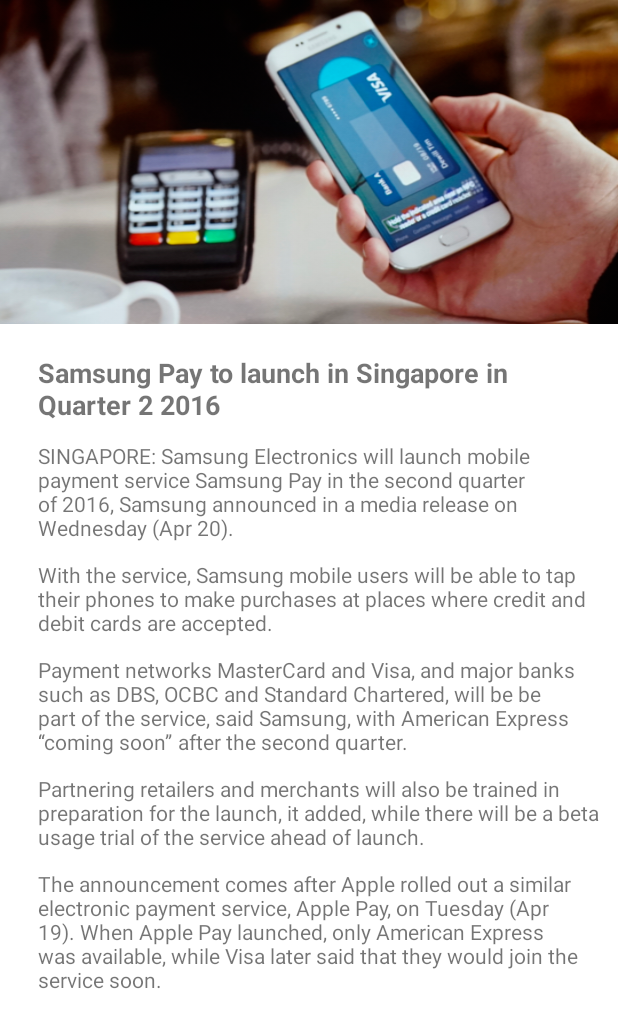
After one commit to akaiyuki/bnmghjkcv, an Android app: the layout fragment_blog_two.xml on its own in the app's theme, with its tools: preview values and no code run, on a phone screen of 412 x 824 dp. The commit adds this screen. Shown: the top 1028 px of the screen. Run offline under Robolectric (Android 15) with nearby library versions, the phone set to English and light mode, and no system bars.

Commit message:
added blog 2

```diff
--- a/BenzAndroid/app/src/main/java/com/av/benzandroid/models/fragments/BlogFragment.java
+++ b/BenzAndroid/app/src/main/java/com/av/benzandroid/models/fragments/BlogFragment.java
@@ -61,6 +61,13 @@ public class BlogFragment extends Fragment {
             }
         });
 
+        mTextBlog2.setOnClickListener(new View.OnClickListener() {
+            @Override
+            public void onClick(View view) {
+                BEngine.switchFragment((BaseActivity) getActivity(), new BlogTwoFragment(), MainActivity.INSTANCE.getFrameLayout());
+            }
+        });
+
 
         return view;
     }
--- /dev/null
+++ b/BenzAndroid/app/src/main/java/com/av/benzandroid/models/fragments/BlogTwoFragment.java
@@ -0,0 +1,30 @@
+package com.av.benzandroid.models.fragments;
+
+
+import android.os.Bundle;
+import android.support.v4.app.Fragment;
+import android.view.LayoutInflater;
+import android.view.View;
+import android.view.ViewGroup;
+
+import com.av.benzandroid.R;
+
+/**
+ * A simple {@link Fragment} subclass.
+ */
+public class BlogTwoFragment extends Fragment {
+
+
+    public BlogTwoFragment() {
+        // Required empty public constructor
+    }
+
+
+    @Override
+    public View onCreateView(LayoutInflater inflater, ViewGroup container,
+                             Bundle savedInstanceState) {
+        // Inflate the layout for this fragment
+        return inflater.inflate(R.layout.fragment_blog_two, container, false);
+    }
+
+}
--- /dev/null
+++ b/BenzAndroid/app/src/main/res/layout/fragment_blog_two.xml
@@ -0,0 +1,85 @@
+<ScrollView xmlns:android="http://schemas.android.com/apk/res/android"
+    xmlns:tools="http://schemas.android.com/tools"
+    android:layout_width="match_parent"
+    android:layout_height="match_parent"
+    android:background="@color/colorAccent"
+    tools:context="com.av.benzandroid.models.fragments.BlogTwoFragment">
+
+
+    <LinearLayout
+        android:layout_width="match_parent"
+        android:layout_height="match_parent"
+        android:orientation="vertical">
+
+        <ImageView
+            android:layout_width="match_parent"
+            android:layout_height="wrap_content"
+            android:src="@drawable/bannerblog2"
+            android:scaleType="fitXY"/>
+
+
+        <TextView
+            android:id="@+id/txtblog2"
+            android:layout_width="match_parent"
+            android:layout_height="wrap_content"
+            android:layout_marginBottom="10dp"
+            android:layout_marginTop="20dp"
+            android:text="Samsung Pay to launch in Singapore in Quarter 2 2016"
+            android:textSize="18sp"
+            android:layout_marginLeft="25dp"
+            android:layout_marginRight="10dp"
+            android:textStyle="bold"/>
+
+
+        <TextView
+            android:layout_width="match_parent"
+            android:layout_height="wrap_content"
+            android:layout_marginBottom="10dp"
+            android:layout_marginTop="2dp"
+            android:layout_marginRight="11dp"
+            android:layout_marginLeft="25dp"
+            android:text="SINGAPORE: Samsung Electronics will launch mobile payment service Samsung Pay in the second quarter of 2016, Samsung announced in a media release on Wednesday (Apr 20)."/>
+
+        <TextView
+            android:layout_marginRight="11dp"
+            android:layout_width="match_parent"
+            android:layout_height="wrap_content"
+            android:layout_marginTop="2dp"
+            android:layout_marginBottom="10dp"
+            android:layout_marginLeft="25dp"
+            android:text="With the service, Samsung mobile users will be able to tap their phones to make purchases at places where credit and debit cards are accepted."/>
+
+
+        <TextView
+            android:layout_marginRight="11dp"
+            android:layout_width="match_parent"
+            android:layout_height="wrap_content"
+            android:layout_marginBottom="10dp"
+            android:layout_marginTop="2dp"
+            android:layout_marginLeft="25dp"
+            android:text="Payment networks MasterCard and Visa, and major banks such as DBS, OCBC and Standard Chartered, will be be part of the service, said Samsung, with American Express “coming soon” after the second quarter."/>
+
+        <TextView
+            android:layout_marginRight="11dp"
+            android:layout_width="match_parent"
+            android:layout_height="wrap_content"
+            android:layout_marginBottom="10dp"
+            android:layout_marginTop="2dp"
+            android:layout_marginLeft="25dp"
+            android:text="Partnering retailers and merchants will also be trained in preparation for the launch, it added, while there will be a beta usage trial of the service ahead of launch."/>
+
+
+        <TextView
+            android:layout_marginRight="11dp"
+            android:layout_width="match_parent"
+            android:layout_height="wrap_content"
+            android:layout_marginBottom="10dp"
+            android:layout_marginTop="2dp"
+            android:layout_marginLeft="25dp"
+            android:text="The announcement comes after Apple rolled out a similar electronic payment service, Apple Pay, on Tuesday (Apr 19). When Apple Pay launched, only American Express was available, while Visa later said that they would join the service soon."/>
+
+
+    </LinearLayout>
+
+
+</ScrollView>
```
